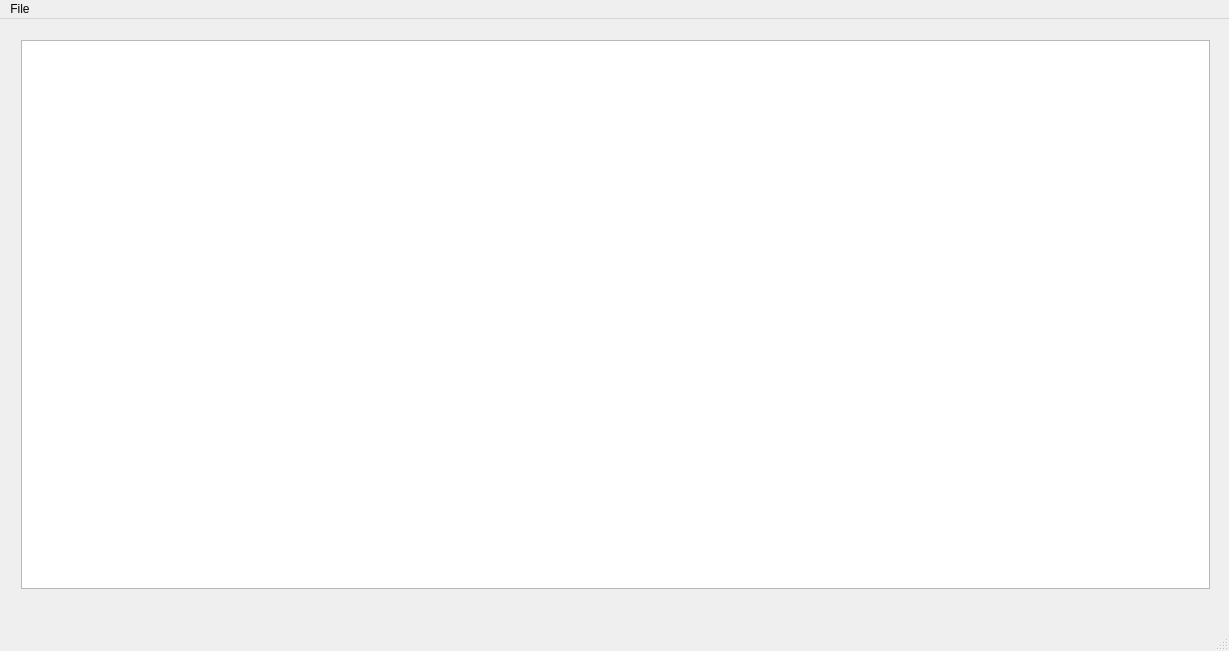
Above: mainwindow.ui from pgulyaev88/elpos.rise before the change. Below: the same form after it.
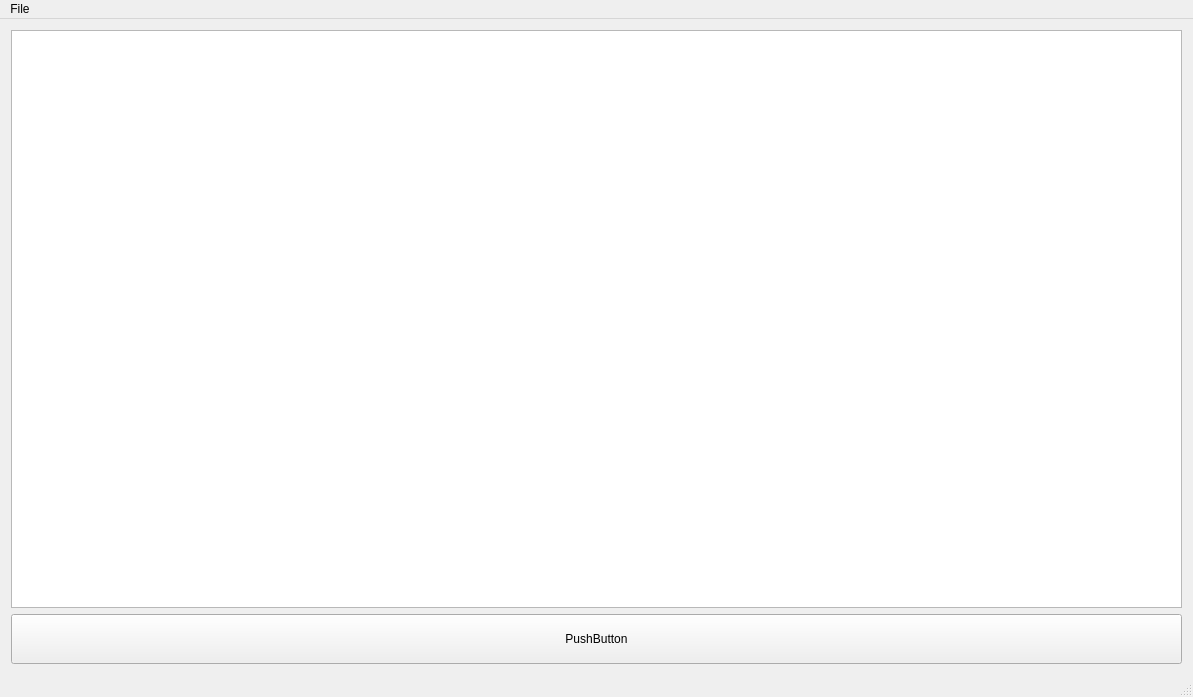
That is the form after the change.

```diff
--- a/mainwindow.ui
+++ b/mainwindow.ui
@@ -6,39 +6,64 @@
    <rect>
     <x>0</x>
     <y>0</y>
-    <width>1229</width>
-    <height>651</height>
+    <width>1193</width>
+    <height>697</height>
    </rect>
   </property>
   <property name="windowTitle">
    <string>MainWindow</string>
   </property>
   <widget class="QWidget" name="centralWidget">
-   <widget class="QWidget" name="gridLayoutWidget">
-    <property name="geometry">
-     <rect>
-      <x>10</x>
-      <y>10</y>
-      <width>1211</width>
-      <height>571</height>
-     </rect>
-    </property>
-    <layout class="QGridLayout" name="gridLayout">
-     <property name="sizeConstraint">
-      <enum>QLayout::SetMaximumSize</enum>
-     </property>
-     <item row="0" column="0">
-      <widget class="QTableView" name="tableView"/>
-     </item>
-    </layout>
-   </widget>
+   <property name="sizePolicy">
+    <sizepolicy hsizetype="Expanding" vsizetype="Expanding">
+     <horstretch>0</horstretch>
+     <verstretch>0</verstretch>
+    </sizepolicy>
+   </property>
+   <property name="maximumSize">
+    <size>
+     <width>1920</width>
+     <height>1080</height>
+    </size>
+   </property>
+   <layout class="QGridLayout" name="gridLayout">
+    <item row="1" column="0">
+     <widget class="QPushButton" name="pushButton">
+      <property name="sizePolicy">
+       <sizepolicy hsizetype="Expanding" vsizetype="Expanding">
+        <horstretch>0</horstretch>
+        <verstretch>0</verstretch>
+       </sizepolicy>
+      </property>
+      <property name="maximumSize">
+       <size>
+        <width>16777215</width>
+        <height>50</height>
+       </size>
+      </property>
+      <property name="text">
+       <string>PushButton</string>
+      </property>
+     </widget>
+    </item>
+    <item row="0" column="0">
+     <widget class="QTableView" name="tableView">
+      <property name="sizePolicy">
+       <sizepolicy hsizetype="Expanding" vsizetype="Expanding">
+        <horstretch>0</horstretch>
+        <verstretch>0</verstretch>
+       </sizepolicy>
+      </property>
+     </widget>
+    </item>
+   </layout>
   </widget>
   <widget class="QMenuBar" name="menuBar">
    <property name="geometry">
     <rect>
      <x>0</x>
      <y>0</y>
-     <width>1229</width>
+     <width>1193</width>
      <height>21</height>
     </rect>
    </property>
```
